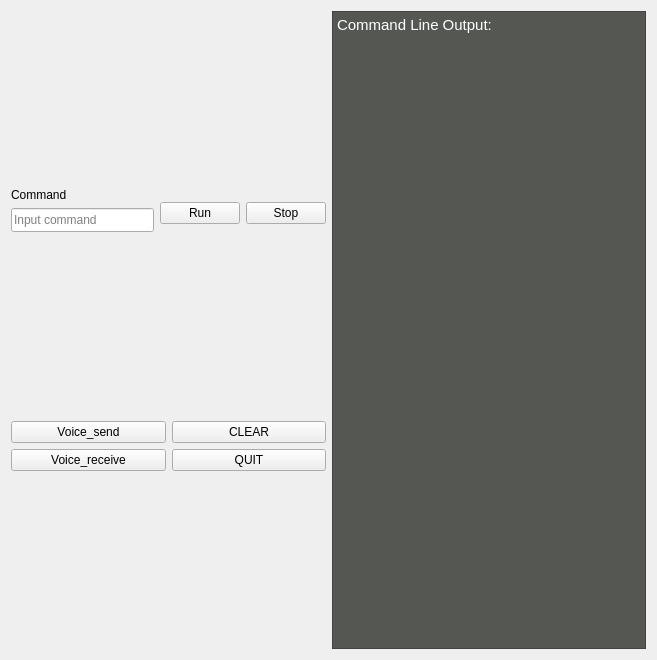
First picture: the form in an-gui/qt/lib/developer_tools.ui, repository Pokerpoke/Ras_node, before the edit.
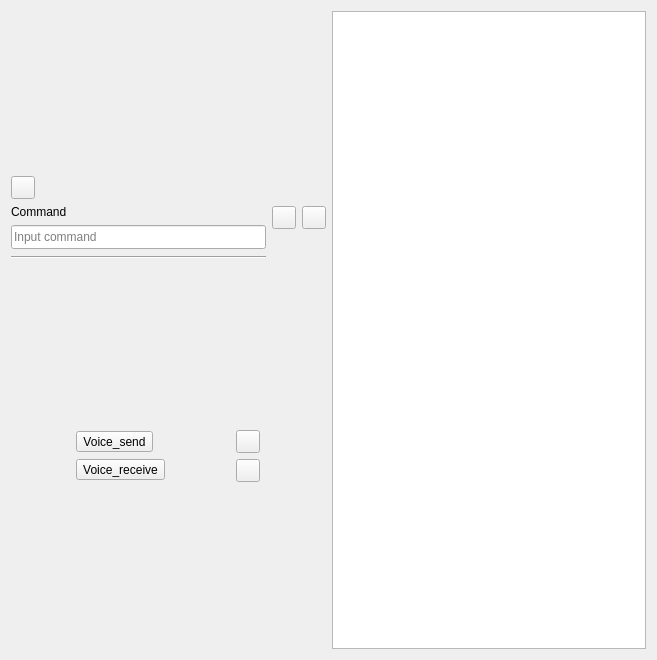
Second picture: the form after the edit.

The edit to the form file:
```diff
--- a/an-gui/qt/lib/developer_tools.ui
+++ b/an-gui/qt/lib/developer_tools.ui
@@ -26,6 +26,13 @@
         <layout class="QHBoxLayout" name="horizontalLayout_2">
          <item>
           <layout class="QVBoxLayout" name="verticalLayout">
+           <item>
+            <widget class="QToolButton" name="backward">
+             <property name="text">
+              <string/>
+             </property>
+            </widget>
+           </item>
            <item>
             <widget class="QLabel" name="label">
              <property name="text">
@@ -66,7 +73,7 @@
              <property name="minimumSize">
               <size>
                <width>0</width>
-               <height>0</height>
+               <height>4</height>
               </size>
              </property>
              <property name="autoFillBackground">
@@ -87,20 +94,19 @@
            <item>
             <layout class="QHBoxLayout" name="horizontalLayout">
              <item>
-              <widget class="QPushButton" name="run">
-               <property name="styleSheet">
-                <string notr="true">
-</string>
+              <widget class="QToolButton" name="run">
+               <property name="enabled">
+                <bool>true</bool>
                </property>
                <property name="text">
-                <string>Run</string>
+                <string/>
                </property>
               </widget>
              </item>
              <item>
-              <widget class="QPushButton" name="stop">
+              <widget class="QToolButton" name="stop">
                <property name="text">
-                <string>Stop</string>
+                <string/>
                </property>
               </widget>
              </item>
@@ -115,14 +121,14 @@
          <item>
           <layout class="QVBoxLayout" name="verticalLayout_3">
            <item>
-            <widget class="QPushButton" name="voice_send">
+            <widget class="QToolButton" name="voice_send">
              <property name="text">
               <string>Voice_send</string>
              </property>
             </widget>
            </item>
            <item>
-            <widget class="QPushButton" name="voice_receive">
+            <widget class="QToolButton" name="voice_receive">
              <property name="text">
               <string>Voice_receive</string>
              </property>
@@ -133,16 +139,16 @@
          <item>
           <layout class="QVBoxLayout" name="verticalLayout_4">
            <item>
-            <widget class="QPushButton" name="clear">
+            <widget class="QToolButton" name="clear_output">
              <property name="text">
-              <string>CLEAR</string>
+              <string/>
              </property>
             </widget>
            </item>
            <item>
-            <widget class="QPushButton" name="quit">
+            <widget class="QToolButton" name="quit">
              <property name="text">
-              <string>QUIT</string>
+              <string/>
              </property>
             </widget>
            </item>
@@ -153,18 +159,7 @@
       </layout>
      </item>
      <item>
-      <widget class="QTextBrowser" name="output">
-       <property name="styleSheet">
-        <string notr="true">background-color: rgb(85, 87, 83);</string>
-       </property>
-       <property name="html">
-        <string>&lt;!DOCTYPE HTML PUBLIC &quot;-//W3C//DTD HTML 4.0//EN&quot; &quot;http://www.w3.org/TR/REC-html40/strict.dtd&quot;&gt;
-&lt;html&gt;&lt;head&gt;&lt;meta name=&quot;qrichtext&quot; content=&quot;1&quot; /&gt;&lt;style type=&quot;text/css&quot;&gt;
-p, li { white-space: pre-wrap; }
-&lt;/style&gt;&lt;/head&gt;&lt;body style=&quot; font-family:'Ubuntu'; font-size:11pt; font-weight:400; font-style:normal;&quot;&gt;
-&lt;p style=&quot; margin-top:0px; margin-bottom:0px; margin-left:0px; margin-right:0px; -qt-block-indent:0; text-indent:0px;&quot;&gt;&lt;span style=&quot; color:#ffffff;&quot;&gt;Command Line Output:&lt;/span&gt;&lt;/p&gt;&lt;/body&gt;&lt;/html&gt;</string>
-       </property>
-      </widget>
+      <widget class="QTextBrowser" name="output"/>
      </item>
     </layout>
    </item>
```
Left out of the diff: 7 changed lines with no effect on the pictures.
